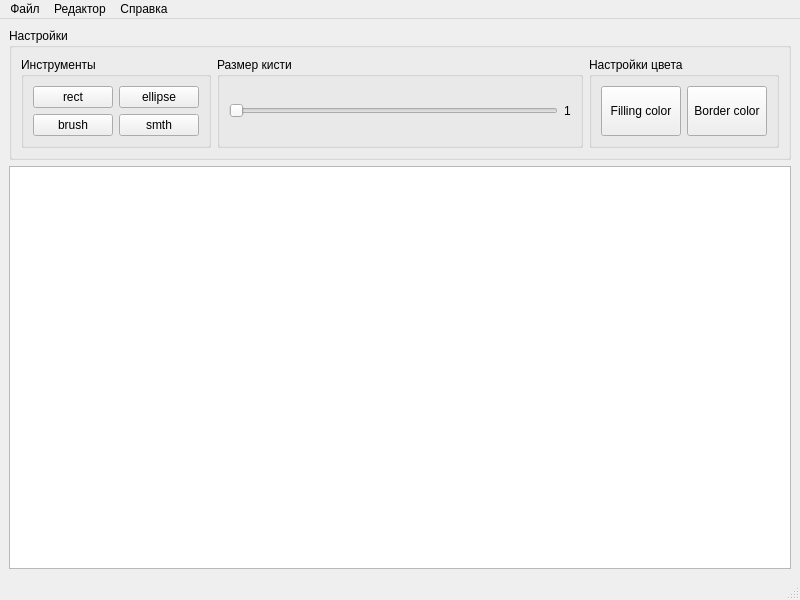
The window that mainwindow.ui (Kam1runetz/my-paint) describes before a commit, drawn with Qt 5.
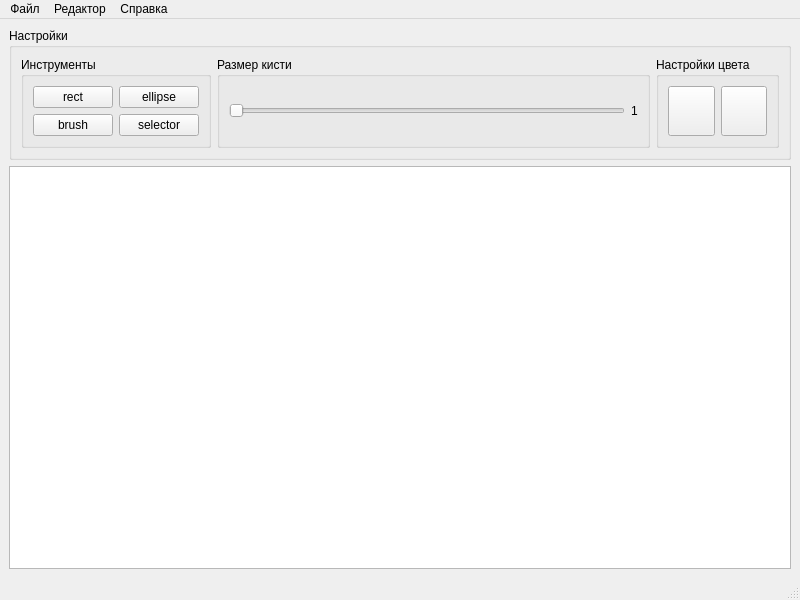
The same window after the commit. Icons and pictures are not drawn.

What changed in the file:
```diff
--- a/mainwindow.ui
+++ b/mainwindow.ui
@@ -96,7 +96,7 @@
                </sizepolicy>
               </property>
               <property name="text">
-               <string>smth</string>
+               <string>selector</string>
               </property>
               <property name="checkable">
                <bool>false</bool>
@@ -161,7 +161,7 @@
              </sizepolicy>
             </property>
             <property name="text">
-             <string>Filling color</string>
+             <string/>
             </property>
            </widget>
           </item>
@@ -174,7 +174,7 @@
              </sizepolicy>
             </property>
             <property name="text">
-             <string>Border color</string>
+             <string/>
             </property>
            </widget>
           </item>
```
Left out of the diff: 21 changed lines with no effect on the pictures.
